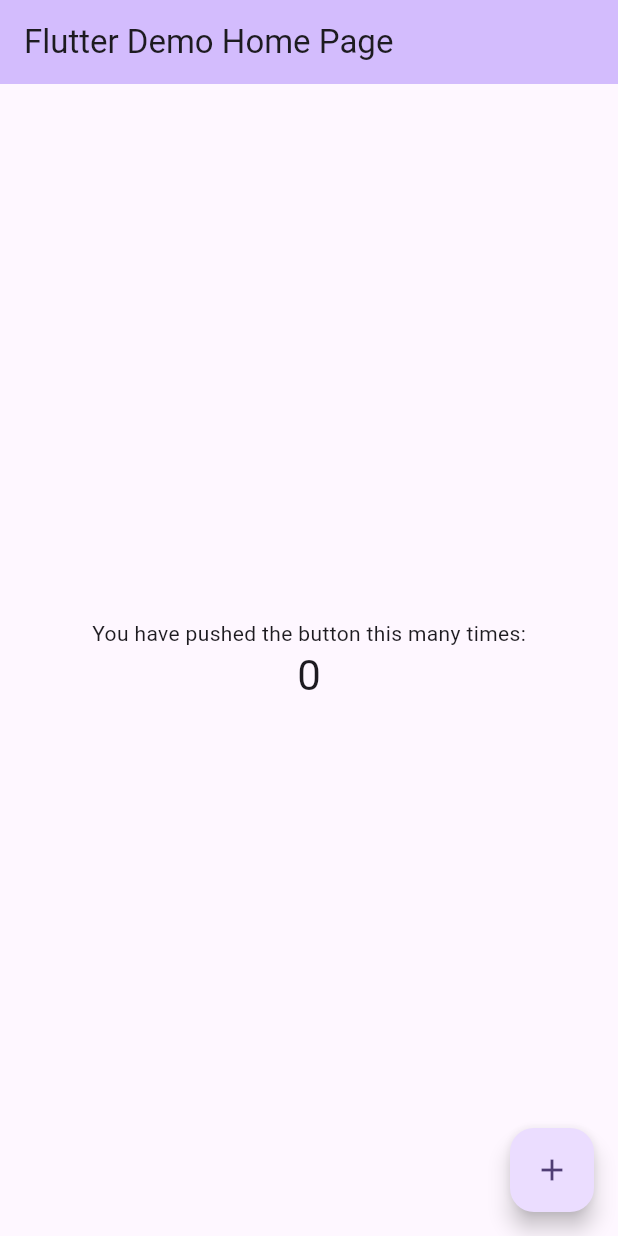
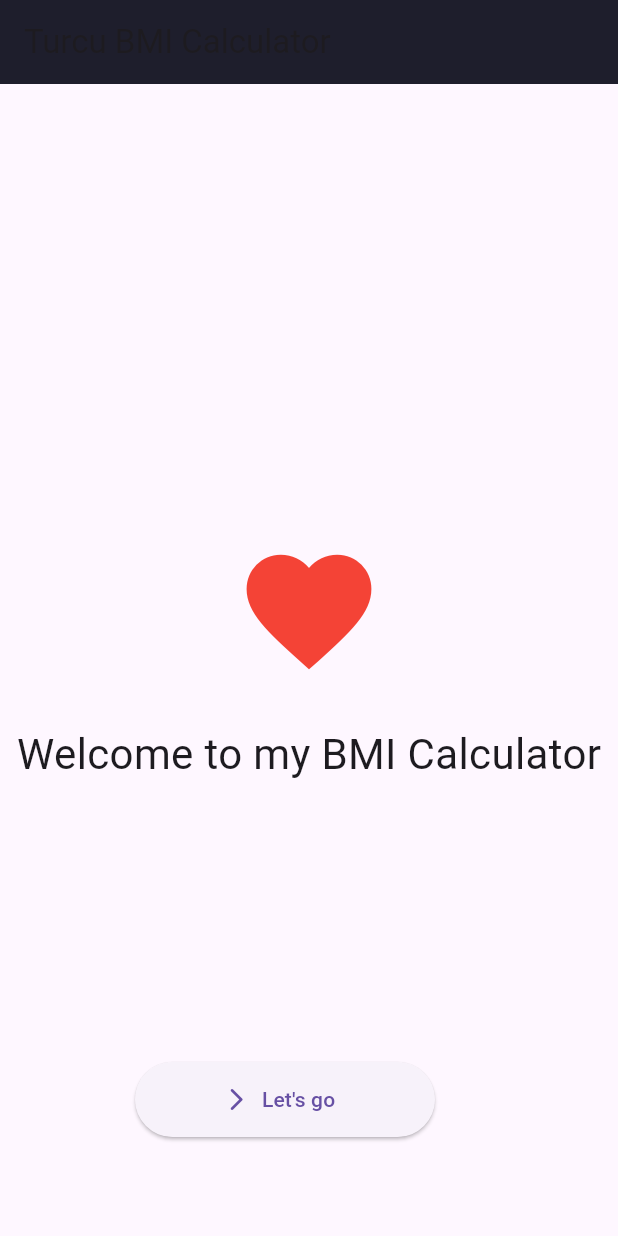
Before and after one commit to Turcu11/flutterPorject, a Flutter app: the screen it shows after launch, on a phone screen of 412 x 824 dp. Run offline on Flutter 3.47's test engine with Material 3 defaults, Android fonts, the light colour scheme and no system bars.

Commit message:
main.dart is clear now, the screens are separated

```diff
--- /dev/null
+++ b/lib/common/screens/landing_screen.dart
@@ -0,0 +1,64 @@
+import 'package:flutter/material.dart';
+
+import '../strings/strings.dart' as strings;
+import '../themes/themes.dart' as themes;
+import '../screens/main_screen.dart';
+
+class LandingScreen extends StatelessWidget {
+  const LandingScreen({super.key});
+
+
+  @override
+  Widget build(BuildContext context) {
+    return Scaffold(
+      appBar: AppBar(
+        // backgroundColor: Theme.of(context).colorScheme.inversePrimary,
+        backgroundColor: themes.MyAppColors.darkBlue,
+        title: const Text(strings.appTitle),
+      ),
+      body: const Center(
+        child: Column(
+          mainAxisAlignment: MainAxisAlignment.center,
+          children: <Widget>[
+            Center(
+                child: Icon(
+              Icons.favorite,
+              color: Colors.red,
+              size: 100.0,
+            )),
+            SizedBox(
+              height: 25.0,
+            ),
+            Text(
+              strings.appWelcome,
+              // ignore: deprecated_member_use
+              textScaleFactor: 2,
+            ),
+          ],
+        ),
+      ),
+      floatingActionButton: Column(
+        mainAxisAlignment: MainAxisAlignment.end,
+        children: [
+          Center(
+            child: ElevatedButton.icon(
+                style: ButtonStyle(
+                  minimumSize: MaterialStateProperty.all<Size>(Size(200, 50)),
+                ),
+                onPressed: () {
+                  Navigator.push(
+                    context,
+                    MaterialPageRoute(builder: (context) => MainScreen()),
+                  );
+                },
+                icon: const Icon(Icons.arrow_forward_ios_rounded),
+                label: const Text(strings.getStarted)),
+          ),
+          const SizedBox(
+            height: 50.0,
+          ),
+        ],
+      ),
+    );
+  }
+}
--- /dev/null
+++ b/lib/common/screens/main_screen.dart
@@ -0,0 +1,15 @@
+import 'package:flutter/material.dart';
+
+class MainScreen extends StatelessWidget {
+  @override
+  Widget build(BuildContext context) {
+    return Scaffold(
+      appBar: AppBar(
+        title: Text('Second Screen'),
+      ),
+      body: Center(
+        child: Text('This is the second screen'),
+      ),
+    );
+  }
+}
--- /dev/null
+++ b/lib/common/strings/strings.dart
@@ -0,0 +1,3 @@
+const String appTitle = 'Turcu BMI Calculator';
+const String appWelcome = 'Welcome to my BMI Calculator';
+const String getStarted = 'Let\'s go';
--- /dev/null
+++ b/lib/common/themes/themes.dart
@@ -0,0 +1,21 @@
+import 'package:flutter/material.dart';
+
+class MyAppColors {
+  static const darkBlue = Color(0xFF1E1E2C);
+  static const darkerBlue = Color.fromARGB(255, 15, 15, 21);
+  static const lightBlue = Color(0xFF2D2D44);
+  static const lighterBlue = Color.fromARGB(255, 68, 68, 101);
+}
+
+
+class MyAppThemes {
+  static final lightTheme = ThemeData(
+    primaryColor: MyAppColors.lightBlue,
+    brightness: Brightness.light,
+  );
+
+  static final darkTheme = ThemeData(
+    primaryColor: MyAppColors.darkBlue,
+    brightness: Brightness.dark,
+  );
+}
--- a/lib/main.dart
+++ b/lib/main.dart
@@ -1,4 +1,7 @@
 import 'package:flutter/material.dart';
+
+import 'common/themes/themes.dart' as themes;
+import 'common/screens/landing_screen.dart';
 
 void main() {
   runApp(const MyApp());
@@ -11,59 +14,10 @@ class MyApp extends StatelessWidget {
   Widget build(BuildContext context) {
     return MaterialApp(
       debugShowCheckedModeBanner: false,
-      title: 'Flutter Demo',
-      theme: ThemeData(
-        colorScheme: ColorScheme.fromSeed(seedColor: Colors.deepPurple),
-        useMaterial3: true,
-      ),
-      home: const MyHomePage(title: 'Flutter Demo Home Page'),
+      title: 'Turcu BMI Calculator',
+      theme: themes.MyAppThemes.lightTheme,
+      darkTheme: themes.MyAppThemes.darkTheme,
+      home: const LandingScreen(),
     );
   }
 }
-
-class MyHomePage extends StatefulWidget {
-  const MyHomePage({super.key, required this.title});
-  final String title;
-
-  @override
-  State<MyHomePage> createState() => _MyHomePageState();
-}
-
-class _MyHomePageState extends State<MyHomePage> {
-  int _counter = 0;
-
-  void _incrementCounter() {
-    setState(() {
-      _counter++;
-    });
-  }
-
-  @override
-  Widget build(BuildContext context) {
-    return Scaffold(
-      appBar: AppBar(
-        backgroundColor: Theme.of(context).colorScheme.inversePrimary,
-        title: Text(widget.title),
-      ),
-      body: Center(
-        child: Column(
-          mainAxisAlignment: MainAxisAlignment.center,
-          children: <Widget>[
-            const Text(
-              'You have pushed the button this many times:',
-            ),
-            Text(
-              '$_counter',
-              style: Theme.of(context).textTheme.headlineMedium,
-            ),
-          ],
-        ),
-      ),
-      floatingActionButton: FloatingActionButton(
-        onPressed: _incrementCounter,
-        tooltip: 'Increment',
-        child: const Icon(Icons.add),
-      ),
-    );
-  }
-}
```
